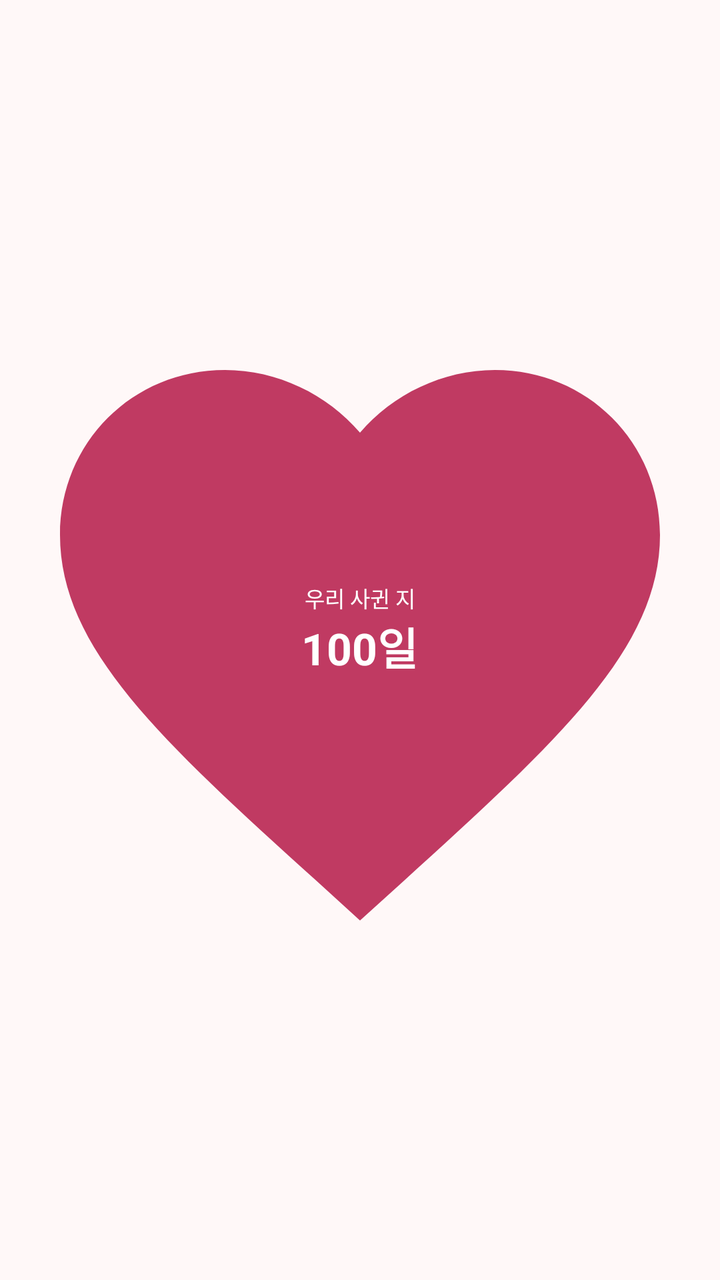
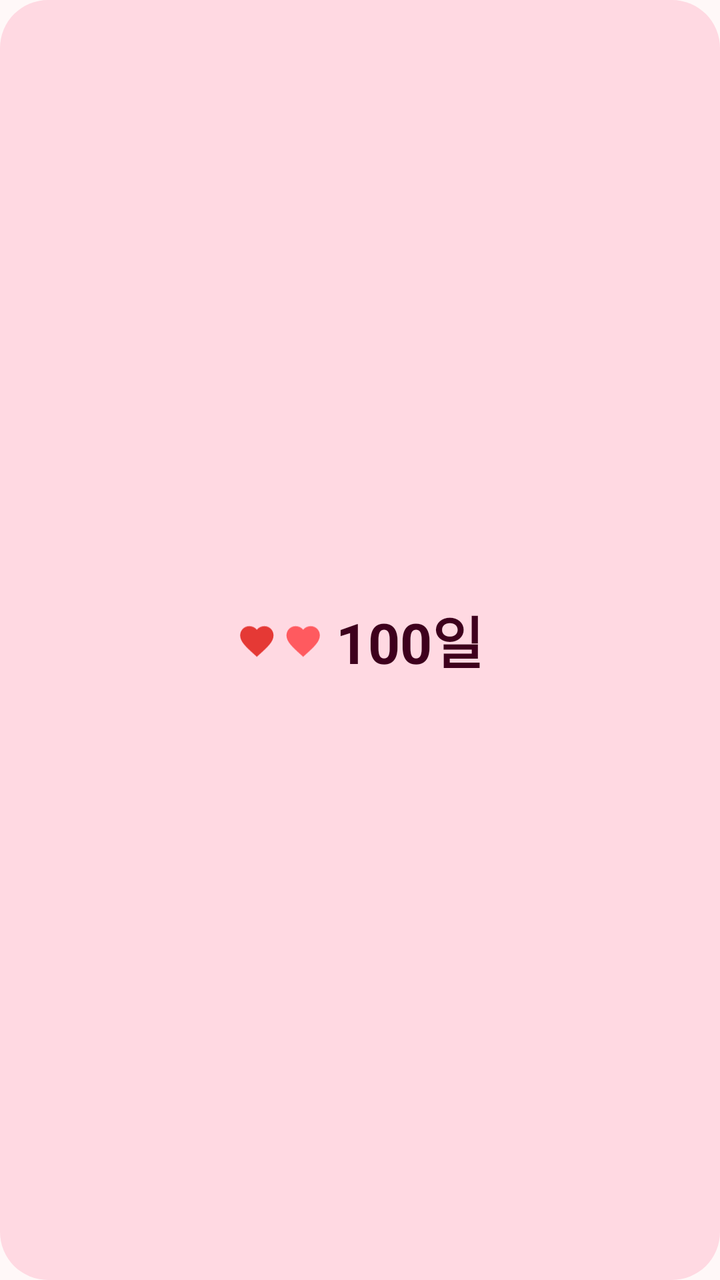

An Android layout rendered at two revisions. The XML below is the earlier revision; the diff shows what the commit changed to produce the second picture.
<!-- AndroidManifest.xml: application theme Theme.Uridul -->
<!-- res/layout/widget_preview_heart.xml -->
﻿<?xml version="1.0" encoding="utf-8"?>

<FrameLayout xmlns:android="http://schemas.android.com/apk/res/android"
    android:layout_width="match_parent"
    android:layout_height="match_parent">

    <ImageView
        android:layout_width="match_parent"
        android:layout_height="match_parent"
        android:contentDescription="@null"
        android:scaleType="fitCenter"
        android:src="@drawable/widget_preview_heart_shape" />

    <LinearLayout
        android:layout_width="match_parent"
        android:layout_height="match_parent"
        android:gravity="center"
        android:orientation="vertical"
        android:paddingBottom="10dp">

        <TextView
            android:layout_width="wrap_content"
            android:layout_height="wrap_content"
            android:text="우리 사귄 지"
            android:textColor="#FFFFFFFF"
            android:textSize="11sp" />

        <TextView
            android:layout_width="wrap_content"
            android:layout_height="wrap_content"
            android:text="100일"
            android:textColor="#FFFFFFFF"
            android:textSize="22sp"
            android:textStyle="bold" />
    </LinearLayout>
</FrameLayout>
<!-- resources referenced by this layout -->
<resources>
  <!-- drawable widget_preview_heart_shape (drawable) -->
  <?xml version="1.0" encoding="utf-8"?>
  <vector xmlns:android="http://schemas.android.com/apk/res/android"
      android:width="96dp"
      android:height="96dp"
      android:viewportWidth="24"
      android:viewportHeight="24">
      <path
          android:fillColor="@color/widget_preview_primary"
          android:pathData="M12,21.35l-1.45,-1.32C5.4,15.36 2,12.28 2,8.5 2,5.42 4.42,3 7.5,3c1.74,0 3.41,0.81 4.5,2.09C13.09,3.81 14.76,3 16.5,3 19.58,3 22,5.42 22,8.5c0,3.78 -3.4,6.86 -8.55,11.54L12,21.35z" />
  </vector>
  <style name="Theme.Uridul" parent="android:Theme.Material.Light.NoActionBar">
          <item name="android:windowBackground">@color/window_background</item>
      </style>
  <color name="widget_preview_primary">#FFC03A62</color>
  <color name="window_background">#FFFFF8F8</color>
</resources>

<!-- the commit's change to res/layout/widget_preview_heart.xml (unified diff, before → after) -->
@@ -1,36 +1,24 @@
-﻿<?xml version="1.0" encoding="utf-8"?>
-
-<FrameLayout xmlns:android="http://schemas.android.com/apk/res/android"
+<?xml version="1.0" encoding="utf-8"?>
+<LinearLayout xmlns:android="http://schemas.android.com/apk/res/android"
     android:layout_width="match_parent"
-    android:layout_height="match_parent">
+    android:layout_height="match_parent"
+    android:background="@drawable/widget_preview_bg"
+    android:gravity="center"
+    android:orientation="horizontal"
+    android:padding="8dp">
 
     <ImageView
-        android:layout_width="match_parent"
-        android:layout_height="match_parent"
+        android:layout_width="44dp"
+        android:layout_height="28dp"
         android:contentDescription="@null"
-        android:scaleType="fitCenter"
-        android:src="@drawable/widget_preview_heart_shape" />
+        android:src="@drawable/heart_beat_0" />
 
-    <LinearLayout
-        android:layout_width="match_parent"
-        android:layout_height="match_parent"
-        android:gravity="center"
-        android:orientation="vertical"
-        android:paddingBottom="10dp">
-
-        <TextView
-            android:layout_width="wrap_content"
-            android:layout_height="wrap_content"
-            android:text="우리 사귄 지"
-            android:textColor="#FFFFFFFF"
-            android:textSize="11sp" />
-
-        <TextView
-            android:layout_width="wrap_content"
-            android:layout_height="wrap_content"
-            android:text="100일"
-            android:textColor="#FFFFFFFF"
-            android:textSize="22sp"
-            android:textStyle="bold" />
-    </LinearLayout>
-</FrameLayout>
+    <TextView
+        android:layout_width="wrap_content"
+        android:layout_height="wrap_content"
+        android:layout_marginStart="6dp"
+        android:text="@string/heart_widget_preview_days"
+        android:textColor="@color/widget_preview_text"
+        android:textSize="28sp"
+        android:textStyle="bold" />
+</LinearLayout>
<!-- resource entries referenced after the edit -->
@@ -1,20 +1,35 @@
 <!-- resources referenced by this layout -->
 <resources>
-  <!-- drawable widget_preview_heart_shape (drawable) -->
+  <color name="widget_preview_text">#FF3E001D</color>
+  <!-- drawable heart_beat_0 (drawable) -->
   <?xml version="1.0" encoding="utf-8"?>
   <vector xmlns:android="http://schemas.android.com/apk/res/android"
-      android:width="96dp"
-      android:height="96dp"
-      android:viewportWidth="24"
+      android:width="38dp"
+      android:height="24dp"
+      android:viewportWidth="38"
       android:viewportHeight="24">
-      <path
-          android:fillColor="@color/widget_preview_primary"
-          android:pathData="M12,21.35l-1.45,-1.32C5.4,15.36 2,12.28 2,8.5 2,5.42 4.42,3 7.5,3c1.74,0 3.41,0.81 4.5,2.09C13.09,3.81 14.76,3 16.5,3 19.58,3 22,5.42 22,8.5c0,3.78 -3.4,6.86 -8.55,11.54L12,21.35z" />
+      <group android:pivotX="12" android:pivotY="12" android:translateX="-3" android:translateY="0.5"
+          android:scaleX="0.72" android:scaleY="0.72">
+          <path android:fillColor="@color/heart_red" android:pathData="M12,21.35l-1.45,-1.32C5.4,15.36 2,12.28 2,8.5 2,5.42 4.42,3 7.5,3c1.74,0 3.41,0.81 4.5,2.09C13.09,3.81 14.76,3 16.5,3 19.58,3 22,5.42 22,8.5c0,3.78 -3.4,6.86 -8.55,11.54L12,21.35z" />
+      </group>
+      <group android:pivotX="12" android:pivotY="12" android:translateX="17" android:translateY="0.5"
+          android:scaleX="0.72" android:scaleY="0.72">
+          <path android:fillColor="@color/heart_red_light" android:pathData="M12,21.35l-1.45,-1.32C5.4,15.36 2,12.28 2,8.5 2,5.42 4.42,3 7.5,3c1.74,0 3.41,0.81 4.5,2.09C13.09,3.81 14.76,3 16.5,3 19.58,3 22,5.42 22,8.5c0,3.78 -3.4,6.86 -8.55,11.54L12,21.35z" />
+      </group>
   </vector>
+  <!-- drawable widget_preview_bg (drawable) -->
+  <?xml version="1.0" encoding="utf-8"?>
+  <shape xmlns:android="http://schemas.android.com/apk/res/android" android:shape="rectangle">
+      <solid android:color="@color/widget_preview_bg" />
+      <corners android:radius="24dp" />
+  </shape>
+  <string name="heart_widget_preview_days">100일</string>
   <style name="Theme.Uridul" parent="android:Theme.Material.Light.NoActionBar">
           <item name="android:windowBackground">@color/window_background</item>
       </style>
-  <color name="widget_preview_primary">#FFC03A62</color>
+  <color name="heart_red">#FFE53935</color>
+  <color name="heart_red_light">#FFFF5A5F</color>
+  <color name="widget_preview_bg">#FFFFD9E2</color>
   <color name="window_background">#FFFFF8F8</color>
 </resources>
 
